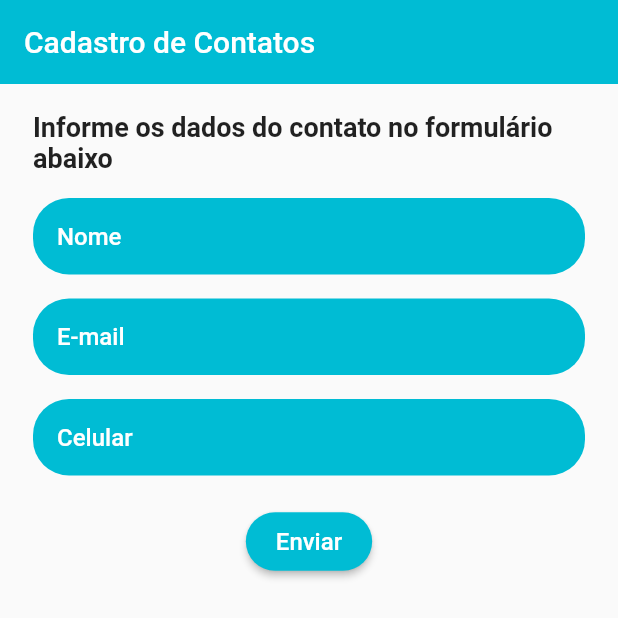
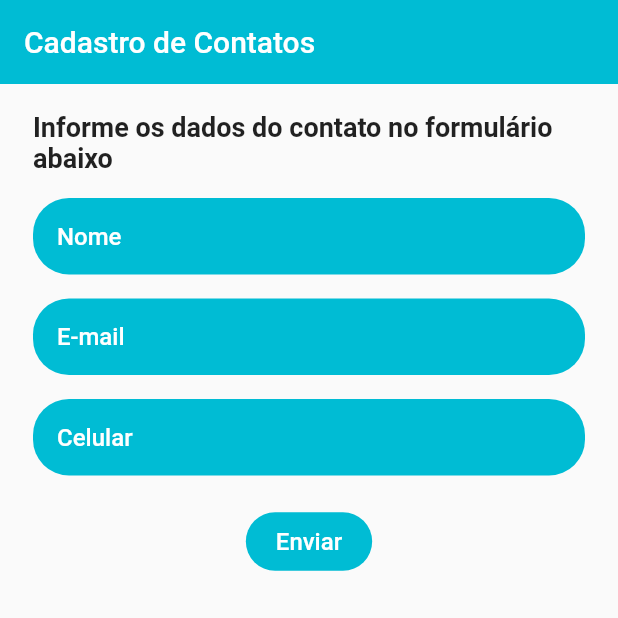
Before and after one commit to Victor-Fiamoncini/atv_flutter_01, a Flutter app: the screen it shows after launch, on a phone screen of 412 x 824 dp, the top half of it. Run offline on Flutter 3.47's test engine with Material 2 defaults, Android fonts, the phone set to English and light mode, and no system bars.

Commit message:
feat: add contact_list_item & improve UI styling

```diff
--- a/lib/ui/pages/contact_page.dart
+++ b/lib/ui/pages/contact_page.dart
@@ -5,7 +5,7 @@ import 'package:flutter/material.dart';
 
 class ContactPage extends StatefulWidget {
   final ContactRepository contactRepository;
-  final Function togglePages;
+  final void Function() togglePages;
 
   const ContactPage({
     Key? key,
@@ -59,7 +59,8 @@ class _ContactPageState extends State<ContactPage> {
         elevation: 0,
         title: const Text('Cadastro de Contatos'),
       ),
-      body: Container(
+      body: SingleChildScrollView(
+        child: Container(
           width: double.infinity,
           padding: const EdgeInsets.symmetric(vertical: 18, horizontal: 22),
           child: Column(
@@ -192,10 +193,12 @@ class _ContactPageState extends State<ContactPage> {
                     const SizedBox(height: 20),
                     ElevatedButton(
                       style: ButtonStyle(
+                        elevation: MaterialStateProperty.all<double>(0),
                         backgroundColor: MaterialStateProperty.all<Color>(
                           Colors.cyan,
                         ),
-                      shape: MaterialStateProperty.all<RoundedRectangleBorder>(
+                        shape:
+                            MaterialStateProperty.all<RoundedRectangleBorder>(
                           const RoundedRectangleBorder(
                             borderRadius: BorderRadius.all(Radius.circular(20)),
                           ),
@@ -223,6 +226,7 @@ class _ContactPageState extends State<ContactPage> {
             ],
           ),
         ),
+      ),
     );
   }
 }
--- a/lib/wrapper.dart
+++ b/lib/wrapper.dart
@@ -1,4 +1,5 @@
 import 'package:atv_flutter_01/application/repositories/memory_contact_repository.dart';
+import 'package:atv_flutter_01/ui/pages/contact_list_page.dart';
 import 'package:atv_flutter_01/ui/pages/contact_page.dart';
 import 'package:flutter/material.dart';
 
@@ -20,9 +21,6 @@ class _WrapperState extends State<Wrapper> {
 
   @override
   Widget build(BuildContext context) {
-    final contactList =
-        contactRepository.getAll().map((e) => Text(e.name)).toList();
-
     if (showForm) {
       return ContactPage(
         contactRepository: contactRepository,
@@ -30,20 +28,9 @@ class _WrapperState extends State<Wrapper> {
       );
     }
 
-    return Scaffold(
-      appBar: AppBar(
-        backgroundColor: Colors.cyan,
-        elevation: 0,
-        title: const Text('Lista de Contatos'),
-        leading: BackButton(color: Colors.white, onPressed: togglePages),
-      ),
-      body: Container(
-        width: double.infinity,
-        padding: const EdgeInsets.symmetric(vertical: 18, horizontal: 22),
-        child: Column(
-          children: contactList,
-        ),
-      ),
+    return ContactListPage(
+      contactRepository: contactRepository,
+      togglePages: togglePages,
     );
   }
 }
```
Also changed, not shown: lib/ui/pages/contact_list_page.dart (added, +39 -0 lines), lib/ui/widgets/contact_list_item.dart (added, +39 -0 lines), lib/application/contracts/contact_repository.dart (line endings or trailing spaces), lib/application/entities/contact_entity.dart (line endings or trailing spaces), lib/application/repositories/memory_contact_repository.dart (line endings or trailing spaces). Lines whose indentation alone changed are shown as unchanged.
